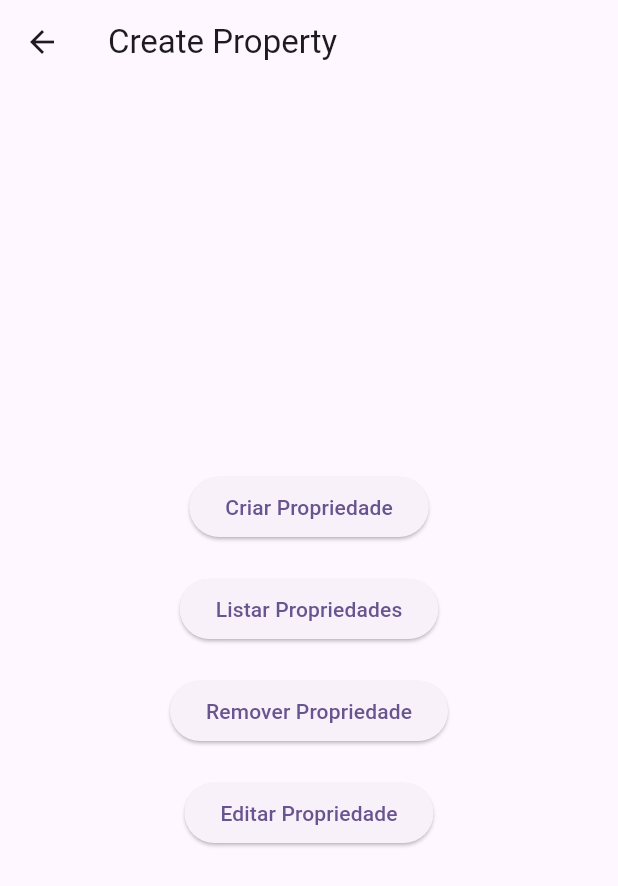
After one commit to JoaoGabriel-hub/SistemaDeReservas, a Flutter app: the Intermediario screen opened by its route, after a tap on "Gerenciar suas propriedades", on a phone screen of 412 x 824 dp. The commit adds this screen. Shown: the top 886 px of the screen. Run offline on Flutter 3.47's test engine with Material 3 defaults, Android fonts, the phone set to English and light mode, and no system bars; our stand-ins replace sqflite_common_ffi; accounts and stored records are empty.

Commit message:
CORREÇÃO
- Mudei o nome do arquivo 'create_prop'  para 'main_manage_prop' para ficar mais legível

- Adicionei os botões que serão para gerenciamento de propriedade

- Deixei as rotas mais legíveis

```diff
--- /dev/null
+++ b/lib/app1/main_manage_prop.dart
@@ -0,0 +1,52 @@
+import 'package:flutter/material.dart';
+
+class ManageProperty extends StatefulWidget {
+  @override
+  _ManagePropertyState createState() => _ManagePropertyState();
+}
+
+class _ManagePropertyState extends State<ManageProperty> {
+  @override
+  Widget build(BuildContext context) {
+    return Scaffold(
+      appBar: AppBar(
+        title: Text('Create Property'),
+      ),
+      body: Center(
+        child: Column(
+          mainAxisAlignment: MainAxisAlignment.center,
+          children: <Widget>[
+            ElevatedButton(
+              onPressed: () {
+                // Add your create property logic here
+                Navigator.pushNamed(context, '/create_prop');
+              },
+              child: Text('Criar Propriedade'),
+            ),
+            SizedBox(height: 20), // Espaçamento adicionado
+            ElevatedButton(
+              onPressed: () {
+                // Add your list property logic here
+              },
+              child: Text('Listar Propriedades'),
+            ),
+            SizedBox(height: 20), // Espaçamento adicionado
+            ElevatedButton(
+              onPressed: () {
+                // Add your remove property logic here
+              },
+              child: Text('Remover Propriedade'),
+            ),
+            SizedBox(height: 20), // Espaçamento adicionado
+            ElevatedButton(
+              onPressed: () {
+                // Add your edit property logic here
+              },
+              child: Text('Editar Propriedade'),
+            ),
+          ],
+        ),
+      ),
+    );
+  }
+}
--- a/lib/intermed.dart
+++ b/lib/intermed.dart
@@ -1,4 +1,5 @@
 import 'package:flutter/material.dart';
+import 'package:projetofinal/logged_user.dart';
 
 class Intermediario extends StatefulWidget {
   @override
@@ -13,15 +14,15 @@ class _IntermediarioState extends State<Intermediario> {
         title: Text('Intermediario'),
       ),
       body: Center(
-        child:
-      Column(
+          child: Column(
         mainAxisAlignment: MainAxisAlignment.spaceEvenly,
         children: [
           ElevatedButton(
             onPressed: () {
-                Navigator.pushNamed(context, '/create_prop');
+              print(LoggedUser().id);
+              Navigator.pushNamed(context, '/manage_prop');
             },
-            child: Text('Cadastrar propriedade'),
+            child: Text('Gerenciar suas propriedades'),
           ),
           SizedBox(height: 20),
           ElevatedButton(
@@ -31,8 +32,7 @@ class _IntermediarioState extends State<Intermediario> {
             child: Text('Reservar propriedade'),
           ),
         ],
-      )
-      ),
+      )),
     );
   }
 }
--- a/lib/main.dart
+++ b/lib/main.dart
@@ -1,8 +1,9 @@
 import 'package:flutter/material.dart';
 import 'login.dart';
 import 'intermed.dart';
-import 'app1/create_prop.dart';
+import 'app1/main_manage_prop.dart';
 import 'app2/rent_prop.dart';
+import 'app1/create.dart';
 
 void main() {
   runApp(const MyApp());
@@ -23,8 +24,9 @@ class MyApp extends StatelessWidget {
       routes: {
         '/': (context) => LoginScreen(),
         '/intermed': (context) => Intermediario(),
-        '/create_prop': (context) => CreateProperty(),
+        '/manage_prop': (context) => ManageProperty(),
         '/rent_prop': (context) => RentProperty(),
+        '/create_prop' : (context) => CreatePropertyScreen(),
       },
       onUnknownRoute: (settings) {
         return MaterialPageRoute(
```
Also changed, not shown: lib/app1/create_prop.dart (deleted, +0 -20 lines).
